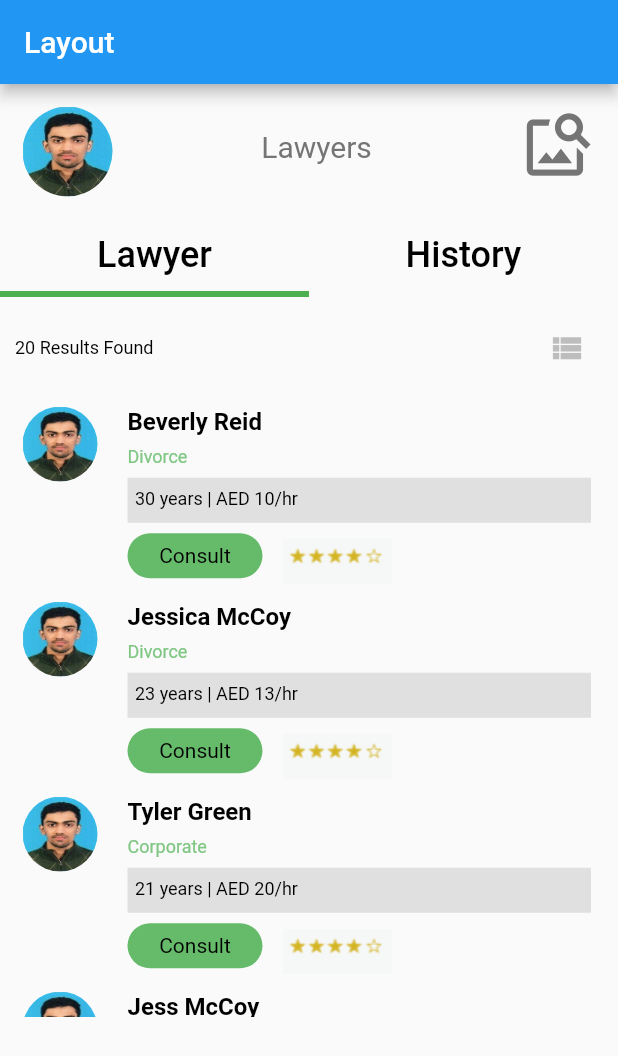
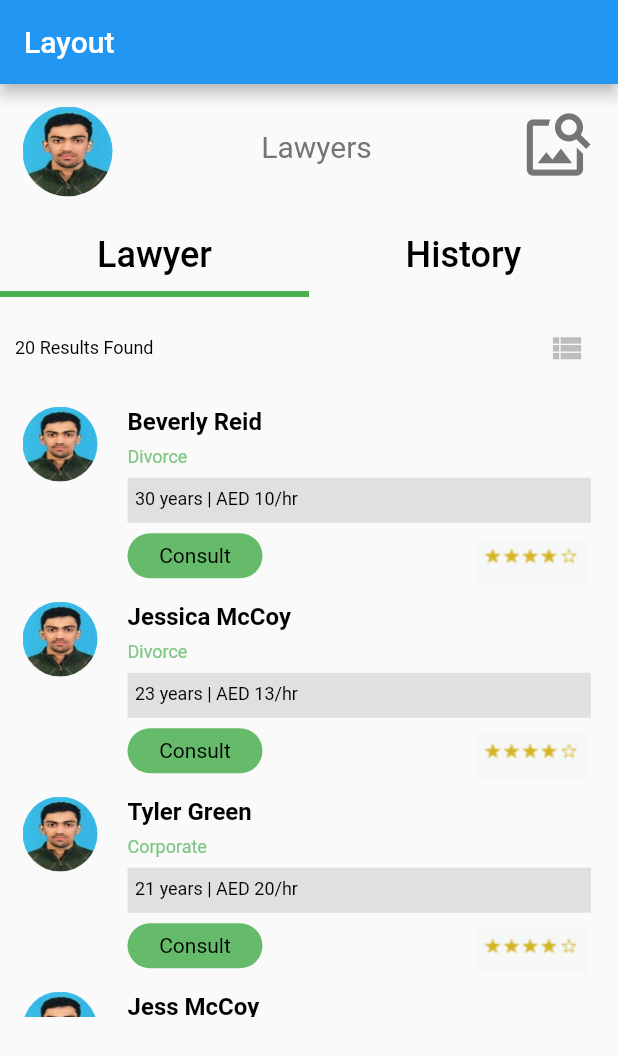
Before and after one commit to Boyka89cid/third_task_layout, a Flutter app: the screen it shows after launch, on a phone screen of 412 x 824 dp. Shown: the top 1056 px of the screen. Run offline on Flutter 3.47's test engine with Material 2 defaults, Android fonts, the phone set to English and light mode, and no system bars.

Commit message:
final commit(01-07-2021)

```diff
--- a/lib/main.dart
+++ b/lib/main.dart
@@ -143,6 +143,7 @@ class Home extends StatelessWidget
                                         child: Text('Consult', style: TextStyle(color: Colors.black), textAlign: TextAlign.center),
                                       )
                                   ),
+                                  Container(width: 130.0),
                                   /*Container(
                                     child:  ButtonTheme(
                                       minWidth: 20.0,
```
